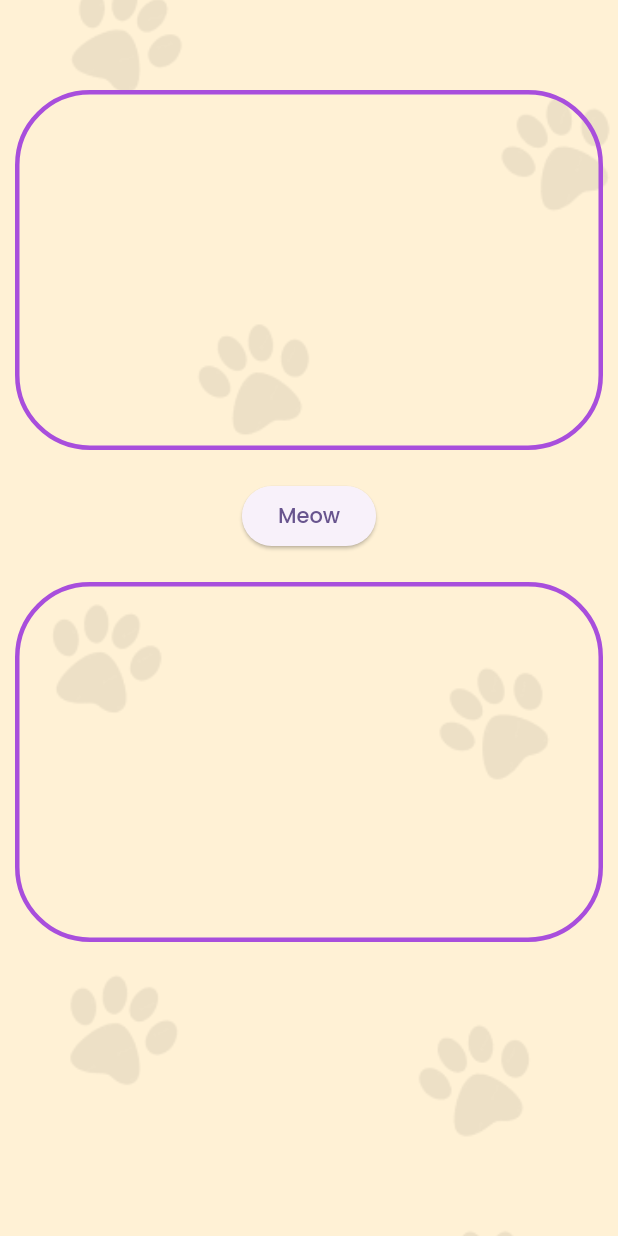
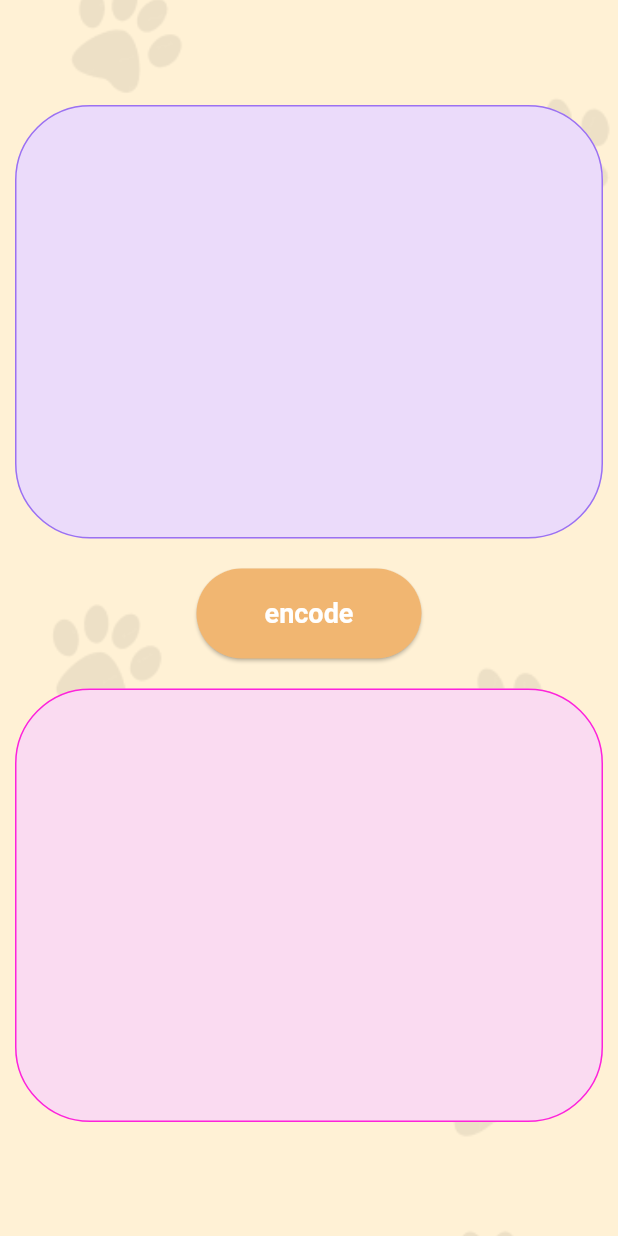
Before and after one commit to nikhil-RGB/nuko-cipher, a Flutter app: the home screen opened directly, on a phone screen of 412 x 824 dp. Run offline on Flutter 3.47's test engine with Material 2 defaults, Android fonts, the light colour scheme and no system bars; our stand-ins replace google_fonts.

Commit message:
💄Improve Cipher Page

```diff
--- a/lib/main.dart
+++ b/lib/main.dart
@@ -16,7 +16,7 @@ class MyApp extends StatelessWidget {
       title: 'Flutter Demo',
       theme: ThemeData(
         colorScheme: ColorScheme.fromSeed(seedColor: Colors.deepPurple),
-        textTheme: GoogleFonts.poppinsTextTheme(Theme.of(context).textTheme),
+        textTheme: GoogleFonts.poorStoryTextTheme(Theme.of(context).textTheme),
         useMaterial3: true,
       ),
       home: const Welcome(),
--- a/lib/pages/home.dart
+++ b/lib/pages/home.dart
@@ -14,9 +14,10 @@ class _homeState extends State<home> {
     return Container(
       constraints: const BoxConstraints.expand(),
       decoration: const BoxDecoration(
-          image: DecorationImage(
-              image: AssetImage("assets/images/background.png"),
-              fit: BoxFit.cover)),
+        image: DecorationImage(
+            image: AssetImage("assets/images/background.png"),
+            fit: BoxFit.cover),
+      ),
       child: Center(
         child: Scaffold(
           resizeToAvoidBottomInset: false,
@@ -30,25 +31,29 @@ class _homeState extends State<home> {
               crossAxisAlignment: CrossAxisAlignment.center,
               children: [
                 const SizedBox(
-                  height: 60,
+                  height: 70,
                 ),
                 TextField(
                   controller: _input,
-                  maxLines: 8,
+                  style: const TextStyle(
+                      fontSize: 16, fontWeight: FontWeight.bold),
+                  maxLines: 11,
                   keyboardType: TextInputType.multiline,
                   decoration: InputDecoration(
+                    filled: true,
+                    fillColor: const Color(0xFFEBDBFA),
                     contentPadding: EdgeInsets.all(40.0),
                     focusedBorder: OutlineInputBorder(
                       borderSide: BorderSide(
-                        width: 5, //<-- SEE HERE
-                        color: Color.fromARGB(255, 168, 78, 220),
+                        width: 2, //<-- SEE HERE
+                        color: const Color(0xFF9B71F1),
                       ),
                       borderRadius: BorderRadius.circular(50.0),
                     ),
                     enabledBorder: OutlineInputBorder(
                       borderSide: BorderSide(
-                        width: 3, //<-- SEE HERE
-                        color: Color.fromARGB(255, 168, 78, 220),
+                        width: 1, //<-- SEE HERE
+                        color: const Color(0xFF9B71F1),
                       ),
                       borderRadius: BorderRadius.circular(50.0),
                     ),
@@ -57,27 +62,45 @@ class _homeState extends State<home> {
                 SizedBox(
                   height: 20,
                 ),
-                ElevatedButton(onPressed: () {}, child: Text("Meow")),
+                ElevatedButton(
+                  onPressed: () {},
+                  child: Text(
+                    "encode",
+                    style: TextStyle(
+                      fontSize: 18,
+                      fontWeight: FontWeight.bold,
+                    ),
+                  ),
+                  style: ElevatedButton.styleFrom(
+                    fixedSize: const Size(150, 60),
+                    backgroundColor: const Color(0xFFF1B671),
+                    foregroundColor: Colors.white,
+                  ),
+                ),
                 SizedBox(
                   height: 20,
                 ),
                 TextField(
                   controller: _output,
-                  maxLines: 8,
+                  style: const TextStyle(
+                      fontSize: 16, fontWeight: FontWeight.bold),
+                  maxLines: 11,
                   keyboardType: TextInputType.multiline,
                   decoration: InputDecoration(
+                    filled: true,
+                    fillColor: const Color(0xFFFADBF1),
                     contentPadding: EdgeInsets.all(40.0),
                     focusedBorder: OutlineInputBorder(
                       borderSide: BorderSide(
-                        width: 5, //<-- SEE HERE
-                        color: Color.fromARGB(255, 168, 78, 220),
+                        width: 2, //<-- SEE HERE
+                        color: const Color(0xFFFD23DA),
                       ),
                       borderRadius: BorderRadius.circular(50.0),
                     ),
                     enabledBorder: OutlineInputBorder(
                       borderSide: BorderSide(
-                        width: 3, //<-- SEE HERE
-                        color: Color.fromARGB(255, 168, 78, 220),
+                        width: 1, //<-- SEE HERE
+                        color: const Color(0xFFFD23DA),
                       ),
                       borderRadius: BorderRadius.circular(50.0),
                     ),
```
